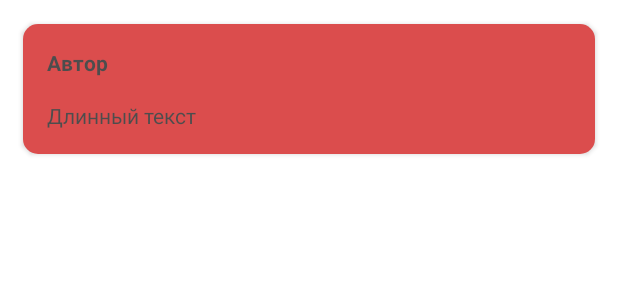
After one commit to IlyaDevMobile/Movies, an Android app: the layout review_item.xml on its own in the app's theme, with its tools: preview values and no code run, on a phone screen of 412 x 824 dp. The commit adds this screen. Shown: the top 300 px of the screen. Run offline under Robolectric (Android 15) with nearby library versions, the phone set to English and light mode, and no system bars; network calls fail.

```diff
--- /dev/null
+++ b/app/src/main/res/layout/review_item.xml
@@ -0,0 +1,40 @@
+<?xml version="1.0" encoding="utf-8"?>
+<androidx.cardview.widget.CardView xmlns:android="http://schemas.android.com/apk/res/android"
+    android:layout_width="match_parent"
+    android:layout_height="wrap_content"
+    xmlns:app="http://schemas.android.com/apk/res-auto"
+    xmlns:tools="http://schemas.android.com/tools"
+    app:cardCornerRadius="10dp"
+    android:layout_margin="10dp"
+    app:cardUseCompatPadding="true"
+    >
+
+    <LinearLayout
+        android:id="@+id/linearLayoutContainer"
+        android:layout_width="match_parent"
+        android:layout_height="wrap_content"
+        tools:background="@android:color/holo_red_dark"
+        android:padding="8dp"
+        android:alpha="0.7"
+        android:orientation="vertical">
+
+        <TextView
+            android:id="@+id/textViewAuthor"
+            android:layout_width="match_parent"
+            android:layout_height="wrap_content"
+            android:layout_margin="8dp"
+            tools:text="Автор"
+            android:textStyle="bold"
+            android:textColor="@color/black" />
+
+        <TextView
+            android:id="@+id/textViewReviewName"
+            android:layout_width="match_parent"
+            android:layout_height="wrap_content"
+            android:layout_margin="8dp"
+            tools:text="Длинный текст"
+            android:textColor="@color/black" />
+
+    </LinearLayout>
+
+</androidx.cardview.widget.CardView>
```
Also changed, not shown: app/src/main/java/com/example/movies/MovieDetailActivity.java (+14 -15 lines), app/src/main/java/com/example/movies/MovieDetailViewModel.java (+31 -0 lines), app/src/main/java/com/example/movies/ReviewAdapter.java (added, +81 -0 lines), app/src/main/java/com/example/movies/ReviewResponse.java (+5 -3 lines), app/src/main/res/layout/activity_movie_detail.xml (+12 -2 lines), app/src/main/java/com/example/movies/MoviesAdapter.java (line endings or trailing spaces).
